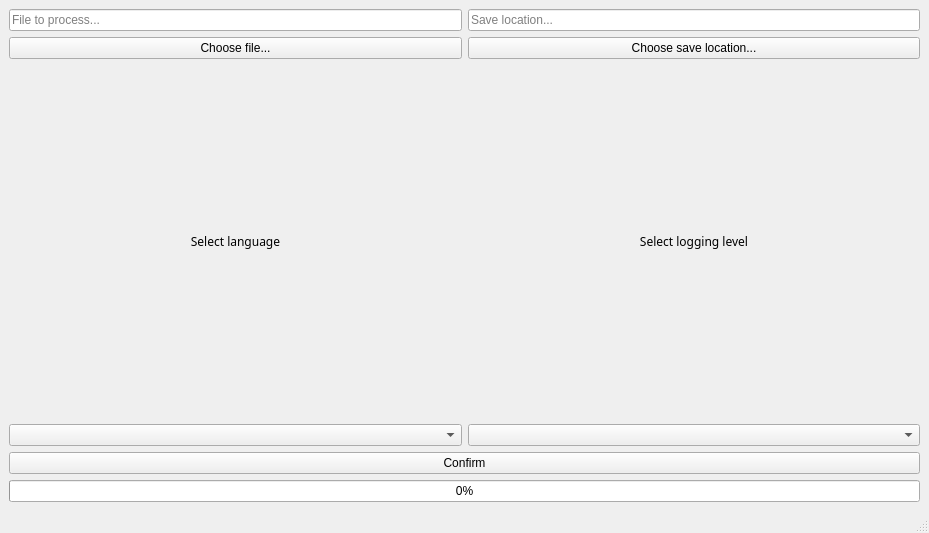
This is src/gui/main_window.ui in coolka1234/GCodeOptimizer as Qt 5 draws it before an edit. The edited form follows.
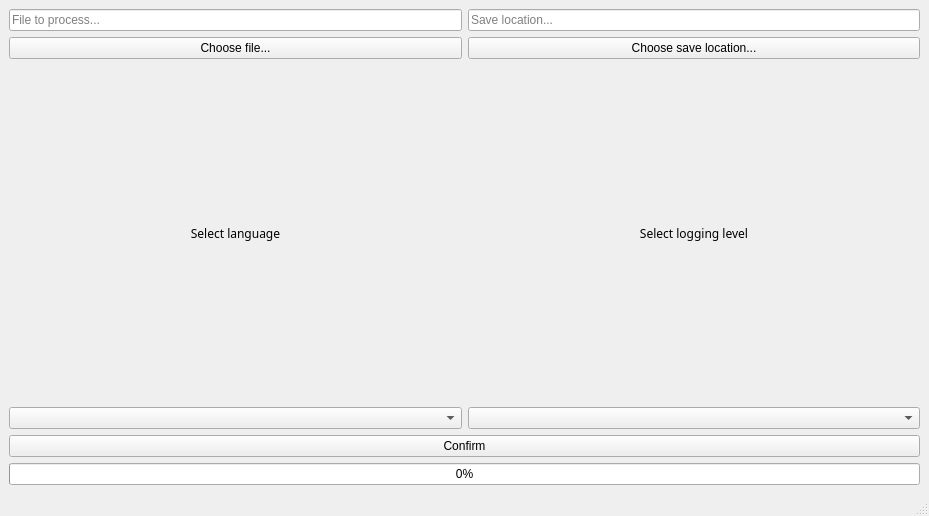
This is the edited form.

Commit message: added logging info for level

```diff
--- a/src/gui/main_window.ui
+++ b/src/gui/main_window.ui
@@ -7,7 +7,7 @@
     <x>0</x>
     <y>0</y>
     <width>929</width>
-    <height>533</height>
+    <height>516</height>
    </rect>
   </property>
   <property name="windowTitle">
```
The commit also changes 1 other file.
